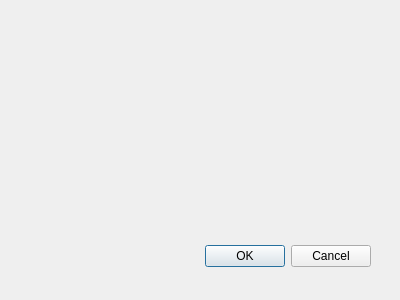
Above: Integration v2.0/Smart-Factory-2A1/modifierprofil.ui from KhalilSRIDI/Smart_Factory_2A1 before the change. Below: the same form after it.
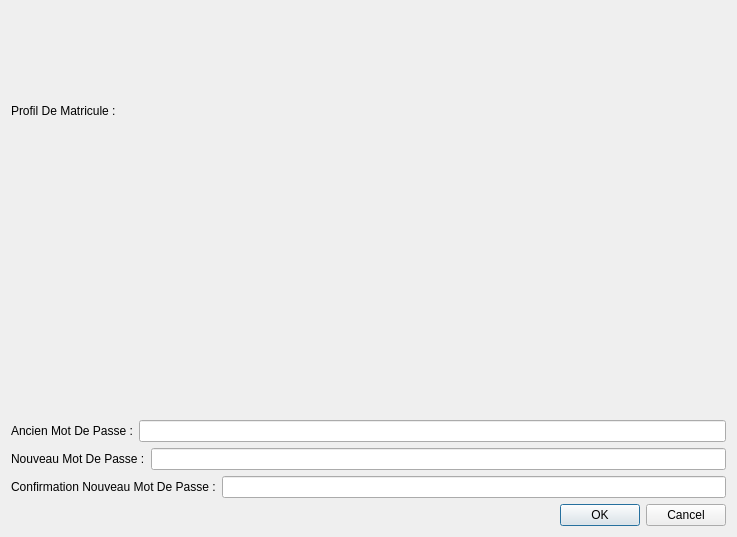
That is the form after the change.

```diff
--- a/Integration v2.0/Smart-Factory-2A1/modifierprofil.ui
+++ b/Integration v2.0/Smart-Factory-2A1/modifierprofil.ui
@@ -8,29 +8,85 @@
    <rect>
     <x>0</x>
     <y>0</y>
-    <width>400</width>
-    <height>300</height>
+    <width>737</width>
+    <height>537</height>
    </rect>
   </property>
   <property name="windowTitle">
    <string>Dialog</string>
   </property>
-  <widget name="buttonBox" class="QDialogButtonBox">
-   <property name="geometry">
-    <rect>
-     <x>30</x>
-     <y>240</y>
-     <width>341</width>
-     <height>32</height>
-    </rect>
-   </property>
-   <property name="orientation">
-    <enum>Qt::Horizontal</enum>
-   </property>
-   <property name="standardButtons">
-    <set>QDialogButtonBox::Cancel|QDialogButtonBox::Ok</set>
-   </property>
-  </widget>
+  <layout class="QVBoxLayout" name="verticalLayout_3">
+   <item>
+    <widget class="QLabel" name="label_6">
+     <property name="text">
+      <string>Profil De Matricule :</string>
+     </property>
+    </widget>
+   </item>
+   <item>
+    <widget class="QLabel" name="matMP">
+     <property name="text">
+      <string/>
+     </property>
+    </widget>
+   </item>
+   <item>
+    <layout class="QVBoxLayout" name="verticalLayout_2">
+     <item>
+      <layout class="QHBoxLayout" name="horizontalLayout_2">
+       <item>
+        <widget class="QLabel" name="label_2">
+         <property name="text">
+          <string>Ancien Mot De Passe :</string>
+         </property>
+        </widget>
+       </item>
+       <item>
+        <widget class="QLineEdit" name="AMDP"/>
+       </item>
+      </layout>
+     </item>
+     <item>
+      <layout class="QHBoxLayout" name="horizontalLayout_3">
+       <item>
+        <widget class="QLabel" name="label_3">
+         <property name="text">
+          <string>Nouveau Mot De Passe :</string>
+         </property>
+        </widget>
+       </item>
+       <item>
+        <widget class="QLineEdit" name="NMDP"/>
+       </item>
+      </layout>
+     </item>
+     <item>
+      <layout class="QHBoxLayout" name="horizontalLayout_4">
+       <item>
+        <widget class="QLabel" name="label_4">
+         <property name="text">
+          <string>Confirmation Nouveau Mot De Passe :</string>
+         </property>
+        </widget>
+       </item>
+       <item>
+        <widget class="QLineEdit" name="CNMDP"/>
+       </item>
+      </layout>
+     </item>
+    </layout>
+   </item>
+   <item>
+    <widget class="QDialogButtonBox" name="buttonBox_2">
+     <property name="orientation">
+      <enum>Qt::Horizontal</enum>
+     </property>
+     <property name="standardButtons">
+      <set>QDialogButtonBox::Cancel|QDialogButtonBox::Ok</set>
+     </property>
+    </widget>
+   </item>
+  </layout>
  </widget>
  <pixmapfunction/>
  <resources/>
```
Left out of the diff: 42 changed lines with no effect on the pictures.
